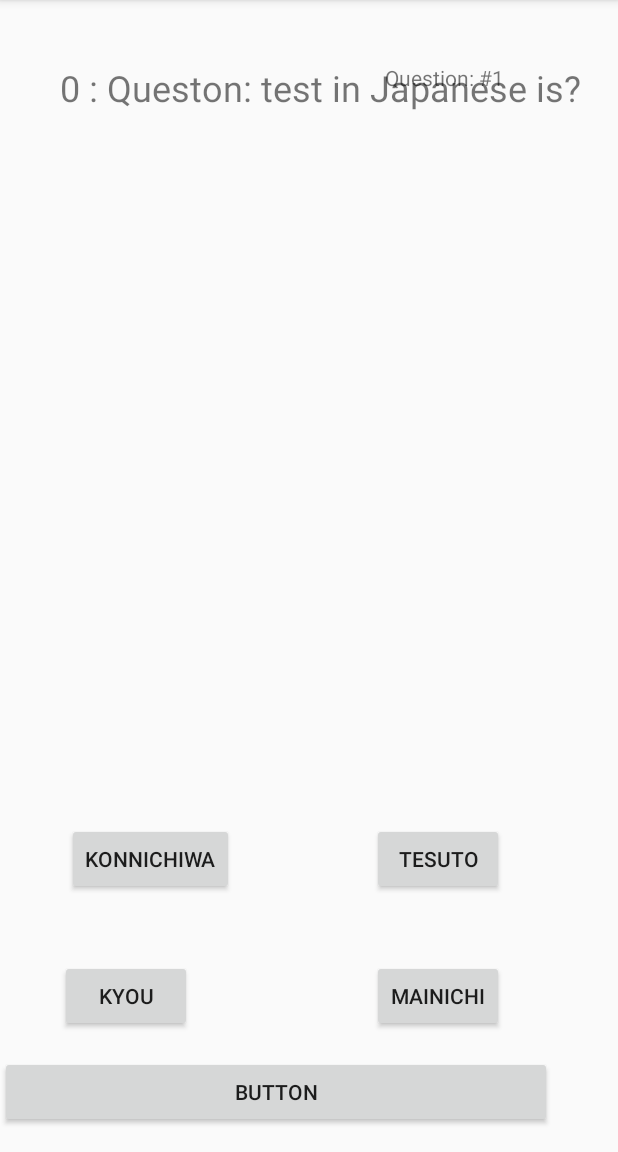
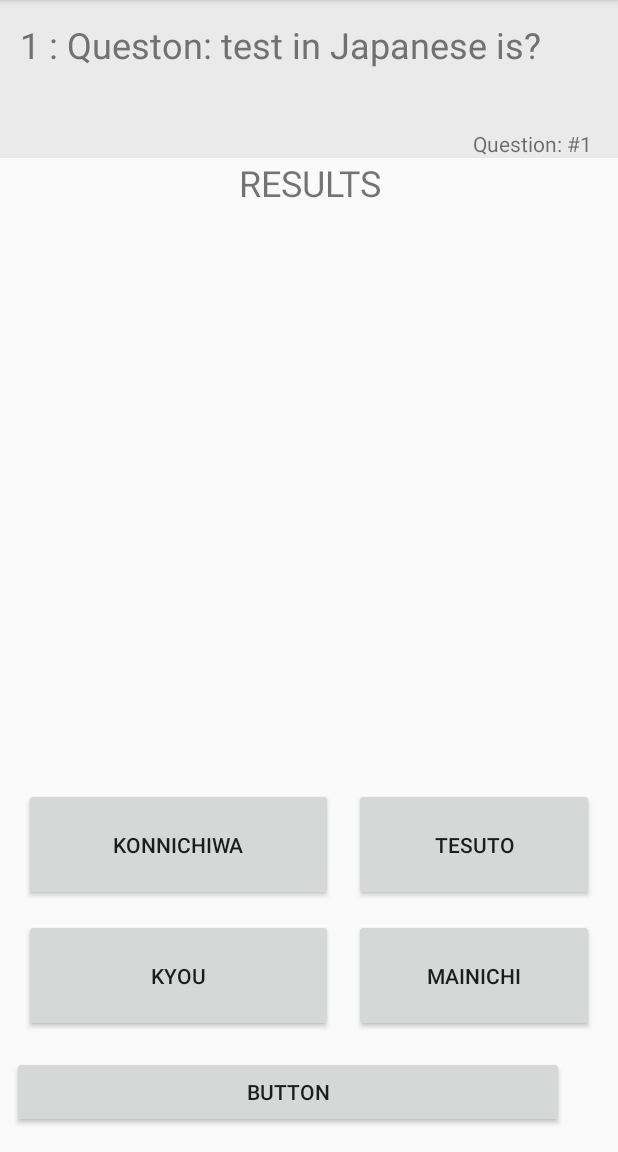
Before and after one commit to mosesweb/JapaneseWordsSimpleQuiz, an Android app: the wordTestActivity screen opened directly, with no data from a screen before it, on a phone screen of 412 x 824 dp, the part 84-1236 px from its top. Run offline under Robolectric (Android 15) with nearby library versions, the phone set to English and light mode, and no system bars.

Commit message:
layout improved, added new textview for results

```diff
--- a/app/src/main/java/com/example/studerande/japanesewords/wordTestActivity.java
+++ b/app/src/main/java/com/example/studerande/japanesewords/wordTestActivity.java
@@ -113,9 +113,9 @@ public class wordTestActivity extends AppCompatActivity {
     public void getQuestion(int q_num)
     {
         TextView tw = (TextView) findViewById(R.id.question_tw);
-
         if(q_num != mylist.size()) {
-            int whatnumberofquestion = q_num + 1;
+            int whatnumberofquestion = 0;
+            whatnumberofquestion = q_num + 1;
             TextView tw_q = (TextView) findViewById(R.id.q_num);
             tw_q.setText("Question: #" + whatnumberofquestion);
 
@@ -124,7 +124,7 @@ public class wordTestActivity extends AppCompatActivity {
             String Q_number = Integer.toString(q_num);
             //tw_q.setText("asadasd");
             //tw.setText(Integer.toString(mylist.size()) + " yes");
-            tw.setText(current_word_num + " : Queston: " + current_word.English + " in Japanese is?");
+            tw.setText(whatnumberofquestion + " : Queston: " + current_word.English + " in Japanese is?");
         }
         else
         {
--- a/app/src/main/res/layout/activity_word_test.xml
+++ b/app/src/main/res/layout/activity_word_test.xml
@@ -11,68 +11,69 @@
 
     <TextView
         android:id="@+id/question_tw"
-        android:layout_width="wrap_content"
-        android:layout_height="wrap_content"
-        android:layout_marginLeft="40dp"
-        android:layout_marginStart="40dp"
-        android:layout_marginTop="42dp"
+        android:layout_width="0dp"
+        android:layout_height="105dp"
         android:text="TextView"
         android:textSize="24sp"
+        android:textColor="#717171"
+        android:padding="20px"
+        android:background="#EAEAEA"
+        android:ellipsize="none"
+        android:scrollHorizontally="false"
+        android:ems="10"
+        android:maxLines="100"
+        tools:layout_constraintTop_creator="1"
+        tools:layout_constraintRight_creator="1"
+        app:layout_constraintRight_toRightOf="parent"
+        tools:layout_constraintLeft_creator="1"
         app:layout_constraintLeft_toLeftOf="parent"
         app:layout_constraintTop_toTopOf="parent"
-        tools:layout_constraintLeft_creator="1"
-        tools:layout_constraintTop_creator="1" />
+        app:layout_constraintHorizontal_bias="0.0" />
 
     <TextView
         android:id="@+id/q_num"
         android:layout_width="wrap_content"
         android:layout_height="wrap_content"
         android:text="TextView"
-        tools:layout_constraintTop_creator="1"
+        android:layout_marginEnd="17dp"
         tools:layout_constraintRight_creator="1"
         tools:layout_constraintBottom_creator="1"
         app:layout_constraintBottom_toBottomOf="@+id/question_tw"
-        android:layout_marginEnd="76dp"
-        app:layout_constraintRight_toRightOf="parent"
-        app:layout_constraintTop_toTopOf="@+id/question_tw"
-        android:layout_marginRight="76dp"
-        app:layout_constraintVertical_bias="0.0" />
+        app:layout_constraintRight_toRightOf="@+id/question_tw"
+        android:layout_marginRight="17dp" />
 
     <Button
         android:id="@+id/ansr_btn3"
-        android:layout_width="wrap_content"
-        android:layout_height="wrap_content"
+        android:layout_width="160dp"
+        android:layout_height="75dp"
+        android:onClick="onClick"
         android:text="Button"
+        android:layout_marginEnd="16dp"
         tools:layout_constraintRight_creator="1"
         tools:layout_constraintBottom_creator="1"
         app:layout_constraintBottom_toTopOf="@+id/ansr_btn4"
-        android:layout_marginEnd="76dp"
         app:layout_constraintRight_toRightOf="parent"
-        android:layout_marginBottom="43dp"
-        android:layout_marginRight="76dp"
-        android:onClick="onClick"
-        />
+        android:layout_marginBottom="12dp"
+        android:layout_marginRight="16dp" />>
 
     <Button
         android:id="@+id/ansr_btn2"
-        android:layout_width="wrap_content"
-        android:layout_height="wrap_content"
-        android:layout_marginLeft="40dp"
+        android:layout_width="0dp"
+        android:layout_height="75dp"
+        android:onClick="onClick"
         android:text="Button"
-        app:layout_constraintBottom_toBottomOf="@+id/ansr_btn4"
-        app:layout_constraintLeft_toLeftOf="parent"
-        app:layout_constraintTop_toTopOf="@+id/ansr_btn4"
-        app:layout_constraintVertical_bias="0.0"
-        tools:layout_constraintBottom_creator="1"
+        tools:layout_constraintRight_creator="1"
+        app:layout_constraintRight_toRightOf="@+id/ansr_btn1"
+        app:layout_constraintBaseline_toBaselineOf="@+id/ansr_btn4"
+        tools:layout_constraintBaseline_creator="1"
         tools:layout_constraintLeft_creator="1"
-        tools:layout_constraintTop_creator="1"
-        android:onClick="onClick"
-        android:layout_marginStart="40dp" />
+        app:layout_constraintLeft_toLeftOf="@+id/ansr_btn1" />
 
     <Button
         android:id="@+id/ansr_btn4"
-        android:layout_width="wrap_content"
-        android:layout_height="wrap_content"
+        android:layout_width="0dp"
+        android:layout_height="75dp"
+        android:onClick="onClick"
         android:text="Button"
         tools:layout_constraintRight_creator="1"
         tools:layout_constraintBottom_creator="1"
@@ -80,33 +81,52 @@
         app:layout_constraintRight_toRightOf="@+id/ansr_btn3"
         tools:layout_constraintLeft_creator="1"
         android:layout_marginBottom="80dp"
-        app:layout_constraintLeft_toLeftOf="@+id/ansr_btn3"
-        android:onClick="onClick"
-        />
+        app:layout_constraintLeft_toLeftOf="@+id/ansr_btn3" />
 
     <Button
         android:id="@+id/ansr_btn1"
-        android:layout_width="wrap_content"
-        android:layout_height="wrap_content"
-        android:layout_marginBottom="171dp"
-        android:layout_marginRight="180dp"
+        android:layout_width="0dp"
+        android:layout_height="75dp"
+        android:onClick="onClick"
         android:text="Button"
-        app:layout_constraintBottom_toBottomOf="parent"
-        app:layout_constraintRight_toRightOf="@+id/ansr_btn4"
+        android:layout_marginStart="16dp"
+        app:layout_constraintRight_toLeftOf="@+id/ansr_btn3"
+        tools:layout_constraintRight_creator="1"
         tools:layout_constraintBottom_creator="1"
-        tools:layout_constraintRight_creator="1"
-        android:onClick="onClick"
-        android:layout_marginEnd="180dp" />
+        app:layout_constraintBottom_toTopOf="@+id/ansr_btn2"
+        android:layout_marginEnd="14dp"
+        tools:layout_constraintLeft_creator="1"
+        android:layout_marginBottom="12dp"
+        app:layout_constraintLeft_toLeftOf="parent"
+        android:layout_marginLeft="16dp"
+        android:layout_marginRight="14dp" />
 
     <Button
         android:id="@+id/next_button"
         android:layout_width="368dp"
         android:layout_height="wrap_content"
         android:layout_marginBottom="16dp"
-
+        android:layout_marginLeft="8dp"
+        android:layout_marginStart="8dp"
         android:onClick="nextQuestion"
         android:text="Button"
         app:layout_constraintBottom_toBottomOf="parent"
-        tools:layout_editor_absoluteX="8dp" />
+        app:layout_constraintLeft_toLeftOf="parent"
+        tools:layout_constraintBottom_creator="1"
+        tools:layout_constraintLeft_creator="1" />
+
+    <TextView
+        android:id="@+id/result_text"
+        android:layout_width="0dp"
+        android:layout_height="79dp"
+        android:text="RESULTS"
+        android:textAlignment="center"
+        android:textSize="24sp"
+        app:layout_constraintLeft_toLeftOf="parent"
+        app:layout_constraintRight_toRightOf="parent"
+        app:layout_constraintTop_toBottomOf="@+id/question_tw"
+        tools:layout_constraintLeft_creator="1"
+        tools:layout_constraintRight_creator="1"
+        tools:layout_constraintTop_creator="1" />
 
 </android.support.constraint.ConstraintLayout>
```
